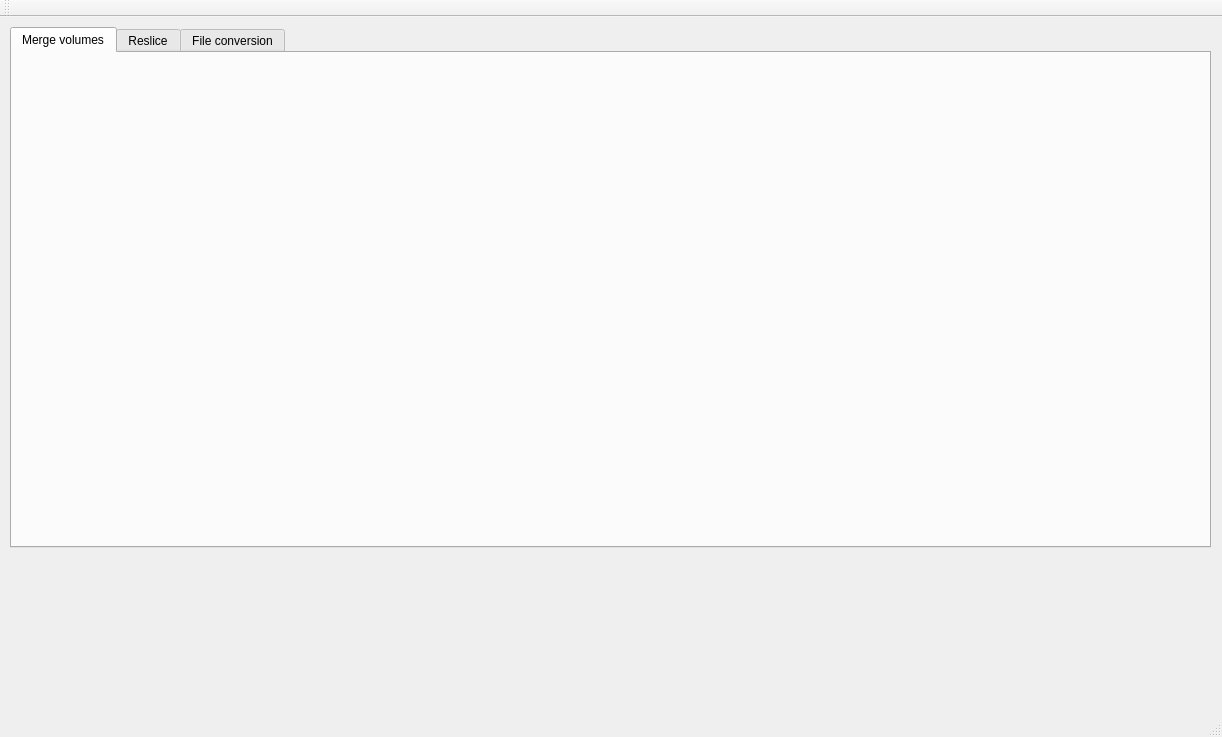
This is imagingtool/imagingtoolmain.ui in neutronimaging/imagingsuite as Qt 5 draws it before an edit. The edited form follows.
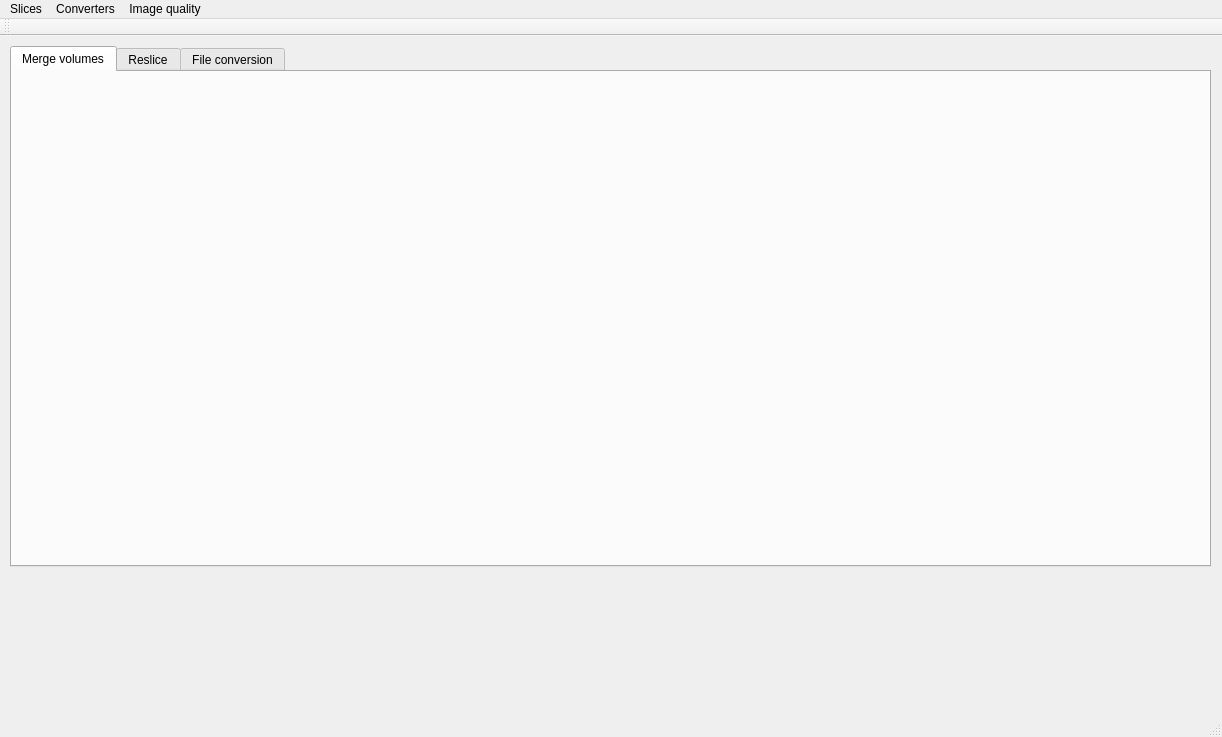
This is the edited form. The open tabs and pages were chosen to show the change. Custom widgets are drawn as their Qt base class.

Commit message: Working on the new GUI for volume merge. - Dialog is designed - Class created for merging - GUI functionality is at 75%

Diff of the .ui file:
```diff
--- a/imagingtool/imagingtoolmain.ui
+++ b/imagingtool/imagingtoolmain.ui
@@ -1084,6 +1084,32 @@
      <height>22</height>
     </rect>
    </property>
+   <widget class="QMenu" name="menuSlices">
+    <property name="title">
+     <string>Slices</string>
+    </property>
+    <addaction name="actionMerge_volume"/>
+    <addaction name="actionReslice"/>
+   </widget>
+   <widget class="QMenu" name="menuConverters">
+    <property name="title">
+     <string>Converters</string>
+    </property>
+    <addaction name="actionFITS_to_TIFF"/>
+    <addaction name="actionGeneric_to_TIFF"/>
+    <addaction name="actionTIFF_to_vtk"/>
+   </widget>
+   <widget class="QMenu" name="menuImage_quality">
+    <property name="title">
+     <string>Image quality</string>
+    </property>
+    <addaction name="actionMTF"/>
+    <addaction name="actionFourier_shell_analysis"/>
+    <addaction name="actionIAEA_contrast"/>
+   </widget>
+   <addaction name="menuSlices"/>
+   <addaction name="menuConverters"/>
+   <addaction name="menuImage_quality"/>
   </widget>
   <widget class="QToolBar" name="mainToolBar">
    <attribute name="toolBarArea">
```
Left out of the diff: 42 changed lines with no effect on the pictures. The commit also changes 13 other files.
